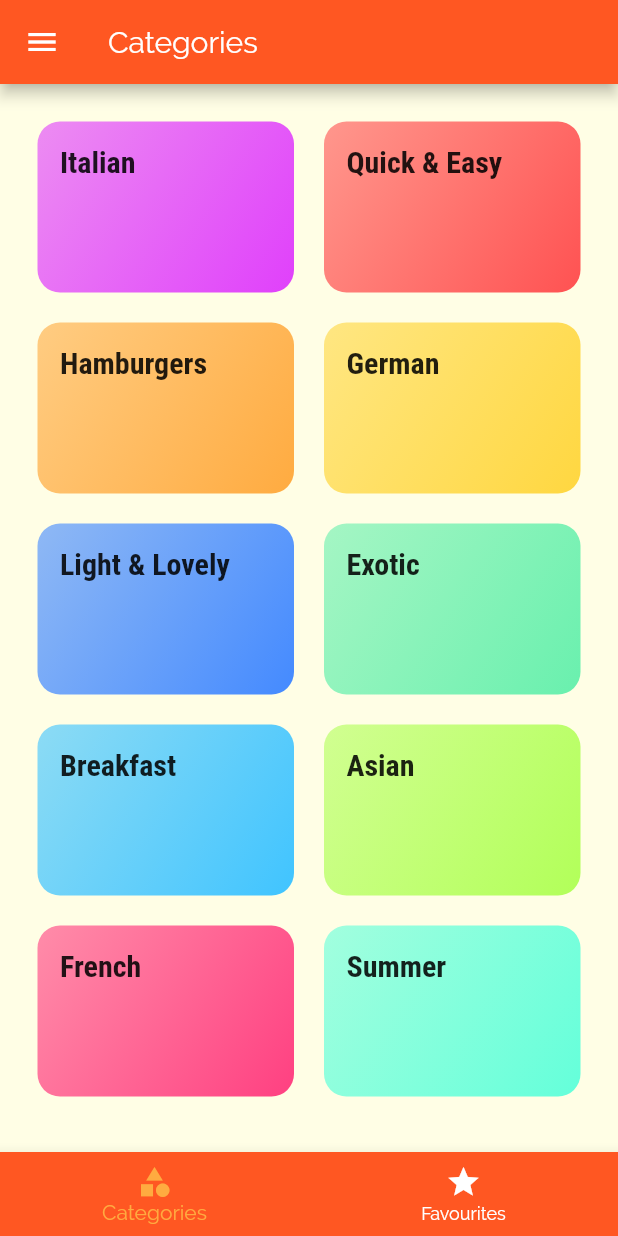
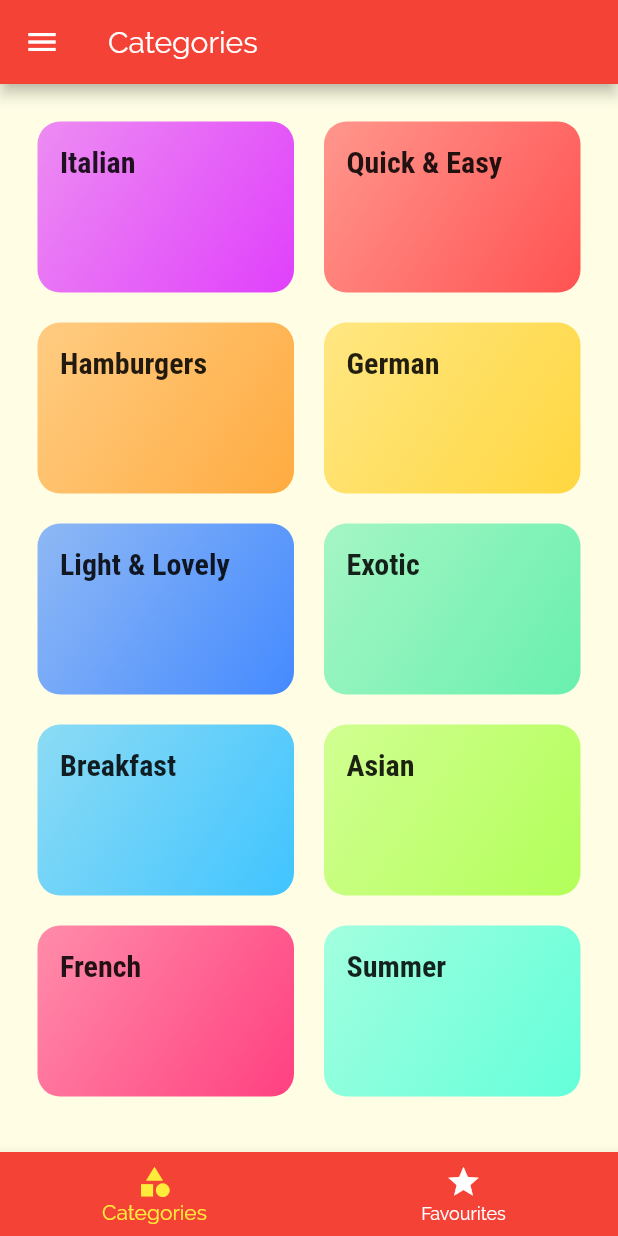
Before and after one commit to divyanshukrtiwari/flutter-MealsApp, a Flutter app: the screen it shows after launch, on a phone screen of 412 x 824 dp. Run offline on Flutter 3.47's test engine with Material 2 defaults, Android fonts, the phone set to English and light mode, and no system bars.

```diff
--- a/lib/main.dart
+++ b/lib/main.dart
@@ -73,8 +73,8 @@ class _MyAppState extends State<MyApp> {
     return MaterialApp(
       title: 'Meals App',
       theme: ThemeData(
-        primarySwatch: Colors.deepOrange,
-        accentColor: Colors.orangeAccent,
+        primarySwatch: Colors.red,
+        accentColor: Colors.yellow,
         canvasColor: Color.fromRGBO(255, 254, 229, 1),
         fontFamily: 'Raleway',
         textTheme: ThemeData.light().textTheme.copyWith(
```
Also changed, not shown: lib/screens/meal_detail_screen.dart (+11 -4 lines).
